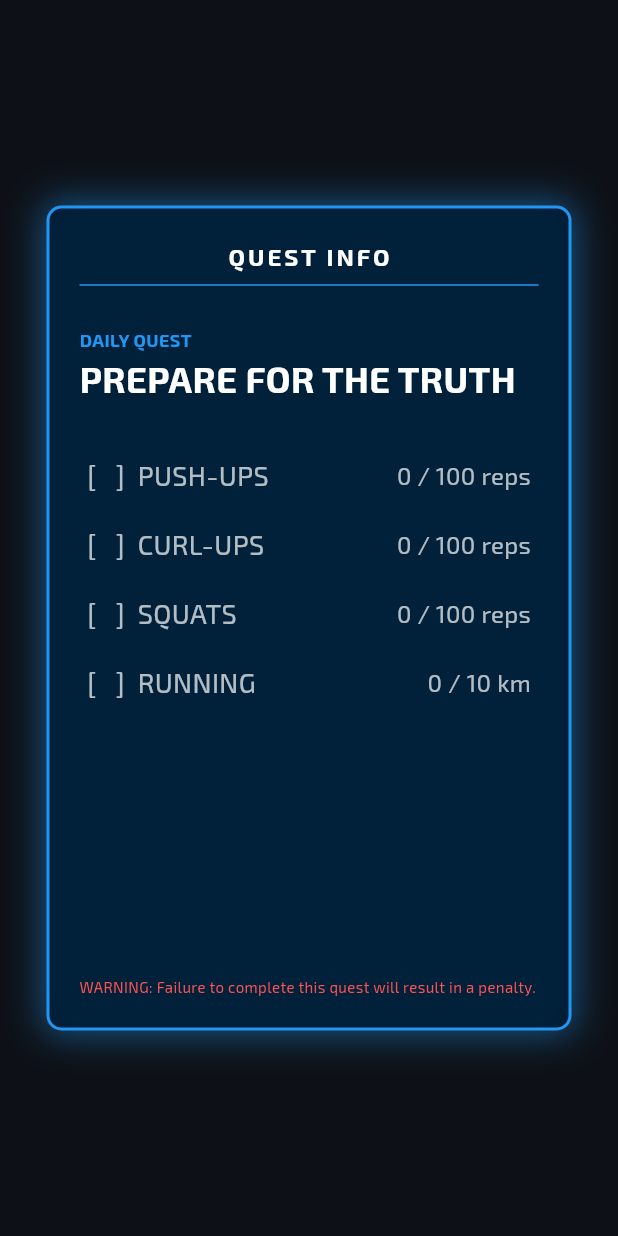
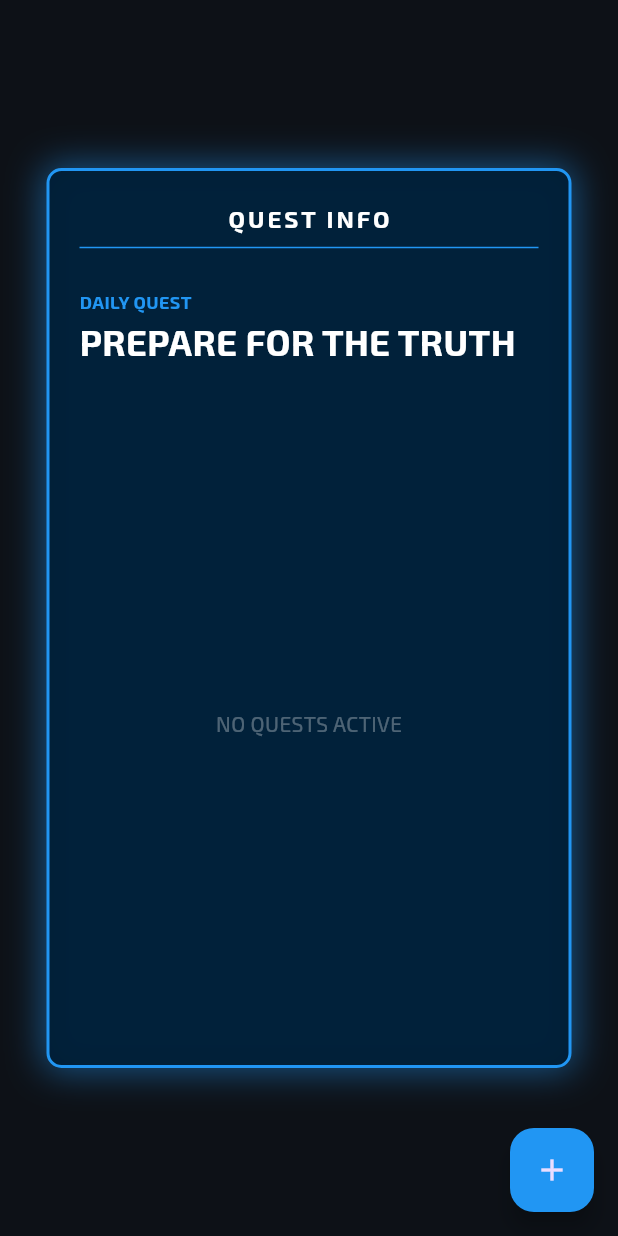
Before and after one commit to PrinceDahiya1/the-system-flutter, a Flutter app: the screen it shows after launch, on a phone screen of 412 x 824 dp. Run offline on Flutter 3.47's test engine with Material 3 defaults, Android fonts, the phone set to English and light mode, and no system bars; our stand-ins replace drift, drift_flutter, flutter_riverpod, google_fonts; accounts and stored records are empty; generated files the repository leaves out were written again.

Commit message:
feat: Remove the now unused quest model, now uses the drift database, update system_screen, and update main.dart to reflect changes.

```diff
--- a/lib/main.dart
+++ b/lib/main.dart
@@ -1,9 +1,11 @@
 import 'package:flutter/material.dart';
+import 'package:flutter_riverpod/flutter_riverpod.dart'; // Import this
 import 'package:google_fonts/google_fonts.dart';
-import 'screens/system_screen.dart'; // Import the new screen
+import 'screens/system_screen.dart';
 
 void main() {
-  runApp(const TheSystemApp());
+  // ProviderScope is the "Parent" that holds all database connections
+  runApp(const ProviderScope(child: TheSystemApp()));
 }
 
 class TheSystemApp extends StatelessWidget {
--- a/lib/models/quest.dart
+++ /dev/null
@@ -1,18 +0,0 @@
-class Quest {
-  String title;
-  int current;
-  int target;
-  String unit; // e.g., "km", "reps"
-  bool isCompleted;
-
-  Quest({
-    required this.title,
-    required this.target,
-    this.current = 0,
-    this.unit = "reps",
-    this.isCompleted = false,
-  });
-
-  // A helper to show progress string like "5/10 reps"
-  String get progressString => "$current / $target $unit";
-}
--- a/lib/screens/system_screen.dart
+++ b/lib/screens/system_screen.dart
@@ -1,45 +1,67 @@
 import 'package:flutter/material.dart';
-import '../models/quest.dart';
+import 'package:flutter_riverpod/flutter_riverpod.dart';
+import 'package:drift/drift.dart' as drift; // Alias to avoid conflicts
+import '../database/database.dart';
+import '../providers/database_provider.dart';
 
-class SystemScreen extends StatefulWidget {
+// Changed from StatefulWidget to ConsumerStatefulWidget
+class SystemScreen extends ConsumerStatefulWidget {
   const SystemScreen({super.key});
 
   @override
-  State<SystemScreen> createState() => _SystemScreenState();
+  ConsumerState<SystemScreen> createState() => _SystemScreenState();
 }
 
-class _SystemScreenState extends State<SystemScreen> {
-  // 1. The Data (State)
-  final List<Quest> quests = [
-    Quest(title: "PUSH-UPS", target: 100),
-    Quest(title: "CURL-UPS", target: 100),
-    Quest(title: "SQUATS", target: 100),
-    Quest(title: "RUNNING", target: 10, unit: "km"),
-  ];
+class _SystemScreenState extends ConsumerState<SystemScreen> {
+  // LOGIC: Toggle the quest status in the Database
+  void _toggleQuest(Quest quest) {
+    final database = ref.read(databaseProvider);
 
-  // 2. The Logic (Controller)
-  void _toggleQuest(int index) {
-    setState(() {
-      // Toggle completion status
-      quests[index].isCompleted = !quests[index].isCompleted;
+    final newStatus = !quest.isCompleted;
+    final newCurrent = newStatus ? quest.target : 0;
 
-      // If completed, set current to target. If unchecked, reset to 0.
-      if (quests[index].isCompleted) {
-        quests[index].current = quests[index].target;
-      } else {
-        quests[index].current = 0;
+    // Create a copy of the quest with updated fields
+    final updatedQuest = quest.copyWith(
+      isCompleted: newStatus,
+      current: newCurrent,
+    );
+
+    database.updateQuest(updatedQuest);
   }
-    });
+
+  // LOGIC: Add a dummy quest for testing (We will remove this later)
+  void _addDebugQuest() {
+    final database = ref.read(databaseProvider);
+    final companion = QuestsCompanion(
+      title: const drift.Value("NEW QUEST"),
+      target: const drift.Value(10),
+      current: const drift.Value(0),
+      isCompleted: const drift.Value(false),
+    );
+    database.addQuest(companion);
+  }
+
+  // LOGIC: Delete a quest (Long press to delete)
+  void _deleteQuest(Quest quest) {
+    ref.read(databaseProvider).deleteQuest(quest);
   }
 
   @override
   Widget build(BuildContext context) {
+    // Watch the database stream
+    final database = ref.watch(databaseProvider);
+    final stream = database.watchAllQuests();
+
     return Scaffold(
+      floatingActionButton: FloatingActionButton(
+        onPressed: _addDebugQuest,
+        backgroundColor: const Color(0xFF2196F3),
+        child: const Icon(Icons.add),
+      ),
       body: Center(
         child: Container(
-          // Window Dimensions
           width: 350,
-          height: 550,
+          height: 600, // Made it taller
           padding: const EdgeInsets.all(20),
           decoration: BoxDecoration(
             color: const Color(0xFF001E36).withOpacity(0.95),
@@ -88,27 +110,51 @@ class _SystemScreenState extends State<SystemScreen> {
               ),
               const SizedBox(height: 30),
 
-              // 3. The List Builder (Dynamic Rendering)
+              // THE REACTIVE LIST
               Expanded(
-                child: ListView.builder(
+                child: StreamBuilder<List<Quest>>(
+                  stream: stream,
+                  builder: (context, snapshot) {
+                    // 1. Loading State
+                    if (snapshot.connectionState == ConnectionState.waiting) {
+                      return const Center(child: CircularProgressIndicator());
+                    }
+                    // 2. Error State
+                    if (snapshot.hasError) {
+                      return Center(
+                        child: Text(
+                          "Error: ${snapshot.error}",
+                          style: const TextStyle(color: Colors.red),
+                        ),
+                      );
+                    }
+                    // 3. Data State
+                    final quests = snapshot.data ?? [];
+
+                    if (quests.isEmpty) {
+                      return const Center(
+                        child: Text(
+                          "NO QUESTS ACTIVE",
+                          style: TextStyle(color: Colors.white30),
+                        ),
+                      );
+                    }
+
+                    return ListView.builder(
                       itemCount: quests.length,
                       itemBuilder: (context, index) {
                         final quest = quests[index];
                         return GestureDetector(
-                      onTap: () =>
-                          _toggleQuest(index), // Connects the tap to logic
+                          onTap: () => _toggleQuest(quest),
+                          onLongPress: () => _deleteQuest(quest),
                           child: Container(
                             margin: const EdgeInsets.only(bottom: 10),
-                        padding: const EdgeInsets.symmetric(
-                          vertical: 5,
-                          horizontal: 5,
-                        ),
-                        color: Colors.transparent, // Required for tap target
+                            padding: const EdgeInsets.symmetric(vertical: 5),
+                            color: Colors.transparent,
                             child: Row(
                               mainAxisAlignment: MainAxisAlignment.spaceBetween,
                               children: [
                                 Text(
-                              // Change icon based on state
                                   quest.isCompleted
                                       ? "[ X ]  ${quest.title}"
                                       : "[   ]  ${quest.title}",
@@ -125,7 +171,7 @@ class _SystemScreenState extends State<SystemScreen> {
                                   ),
                                 ),
                                 Text(
-                              quest.progressString,
+                                  "${quest.current} / ${quest.target}",
                                   style: TextStyle(
                                     color: quest.isCompleted
                                         ? const Color(0xFF2196F3)
@@ -138,13 +184,9 @@ class _SystemScreenState extends State<SystemScreen> {
                           ),
                         );
                       },
+                    );
+                  },
                 ),
-              ),
-
-              const Text(
-                "WARNING: Failure to complete this quest will result in a penalty.",
-                style: TextStyle(color: Colors.redAccent, fontSize: 10),
-                textAlign: TextAlign.center,
               ),
             ],
           ),
```
Lines whose indentation alone changed are shown as unchanged.
